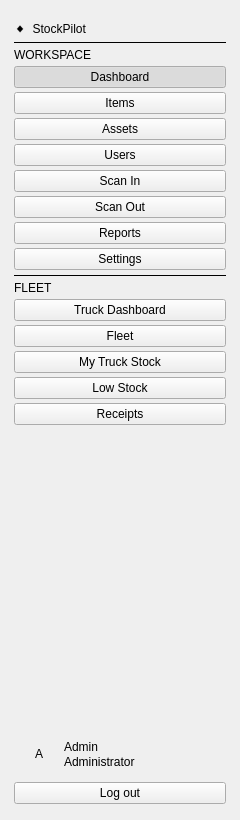
Old version of the form InventoryQtApp/SidebarWidget.ui in the repository Felipeact/InventoryQtApp.
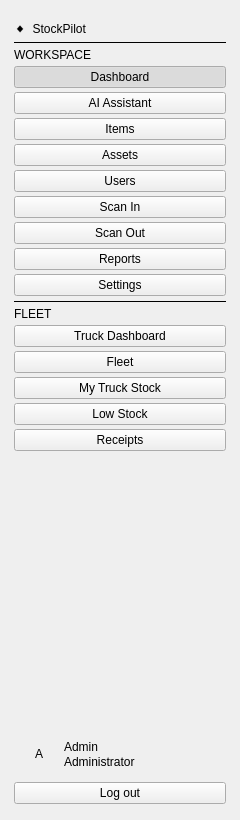
New version of the form.

Commit message: Add the AI assistant to the desktop (Qt) and mobile (Flutter) apps

Diff of the .ui file:
```diff
--- a/InventoryQtApp/SidebarWidget.ui
+++ b/InventoryQtApp/SidebarWidget.ui
@@ -38,6 +38,13 @@
      <property name="cursor"><cursorShape>PointingHandCursor</cursorShape></property>
     </widget>
    </item>
+   <item>
+    <widget class="QPushButton" name="aiAssistantButton">
+     <property name="text"><string>AI Assistant</string></property>
+     <property name="checkable"><bool>true</bool></property>
+     <property name="cursor"><cursorShape>PointingHandCursor</cursorShape></property>
+    </widget>
+   </item>
    <item>
     <widget class="QPushButton" name="itemsButton">
      <property name="text"><string>Items</string></property>
```
The commit also changes 16 other files.
